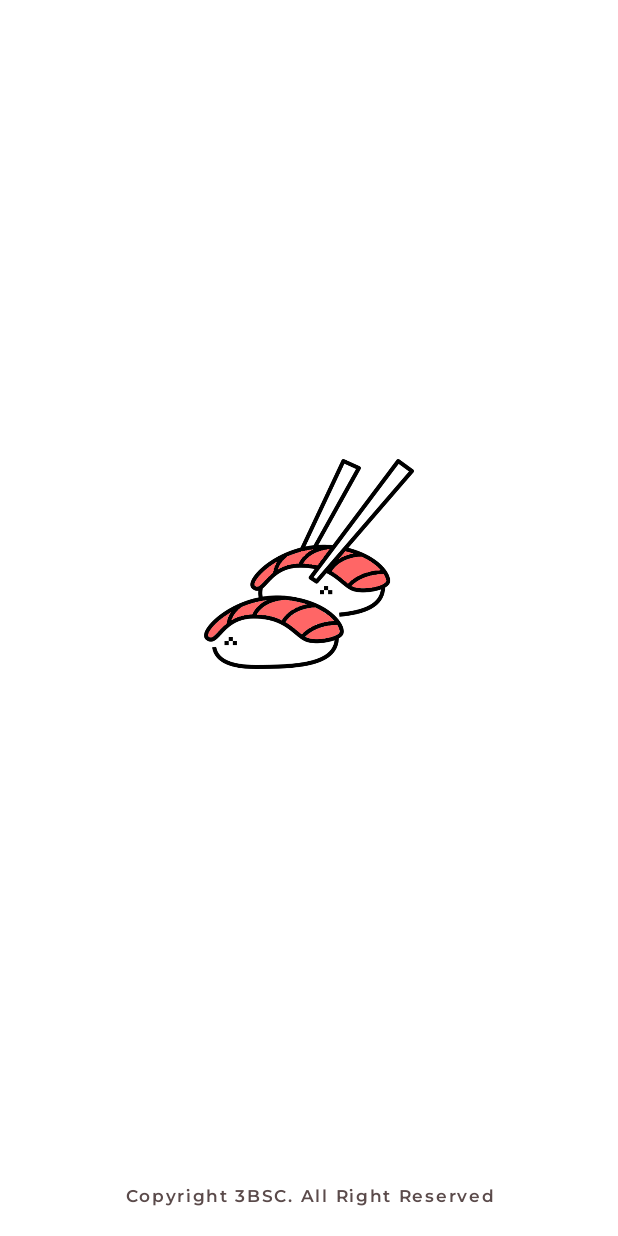
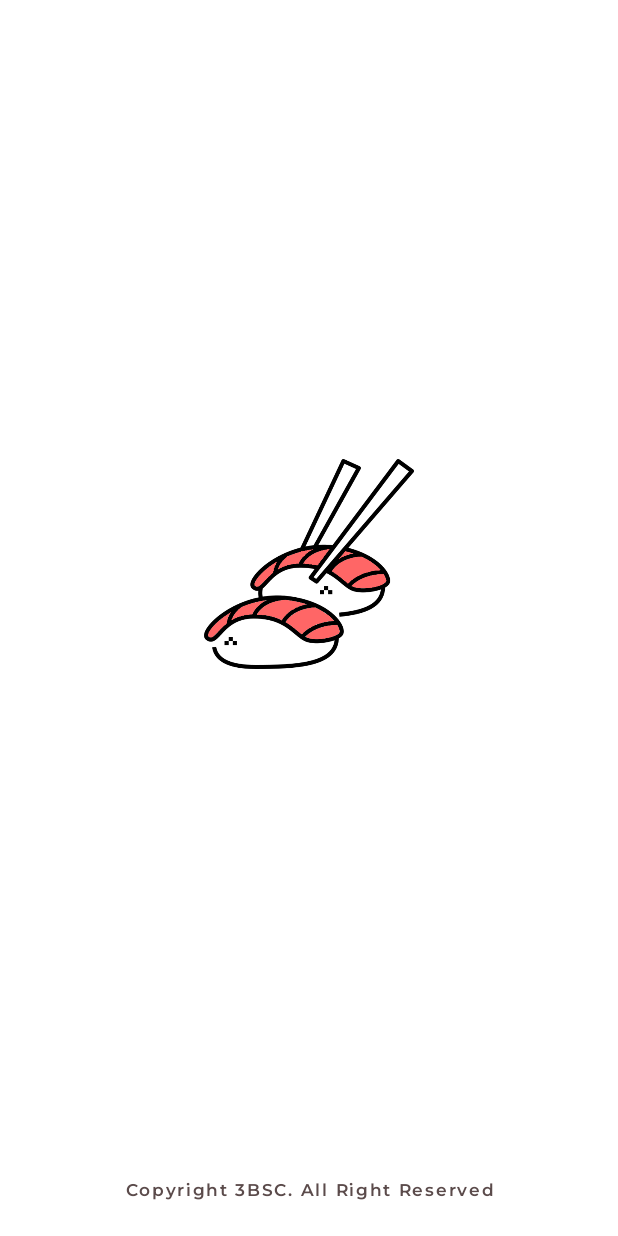
Before and after one commit to 3BSC/YOMAKASE_ANDROID, an Android app: the SplashActivity screen opened directly, with no data from a screen before it, on a phone screen of 412 x 824 dp. Run offline under Robolectric (Android 15) with nearby library versions, the phone set to English and light mode, and no system bars.

Commit message:
style: change margin of copyright

```diff
--- a/app/src/main/res/layout/activity_splash.xml
+++ b/app/src/main/res/layout/activity_splash.xml
@@ -19,20 +19,16 @@
         app:layout_constraintTop_toTopOf="parent" />
 
     <TextView
-        android:layout_width="273dp"
-        android:layout_height="20dp"
-        android:layout_marginStart="44dp"
-        android:layout_marginEnd="44dp"
-        android:layout_marginTop="741dp"
-        android:layout_marginBottom="-33dp"
+        android:layout_width="wrap_content"
+        android:layout_height="wrap_content"
+        android:gravity="center_horizontal|top"
         android:text="@string/copyright"
         android:textAppearance="@style/copyright"
-        android:gravity="center_horizontal|top"
-        android:lineSpacingExtra="-3sp"
         app:layout_constraintBottom_toBottomOf="parent"
         app:layout_constraintEnd_toEndOf="parent"
         app:layout_constraintStart_toStartOf="parent"
-        app:layout_constraintTop_toTopOf="parent" />
+        app:layout_constraintTop_toTopOf="parent"
+        app:layout_constraintVertical_bias="0.971" />
 
 
 </androidx.constraintlayout.widget.ConstraintLayout>
```
